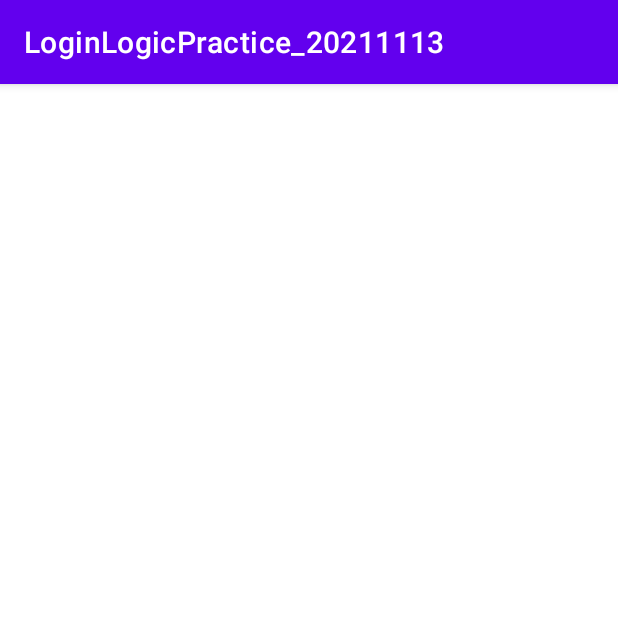
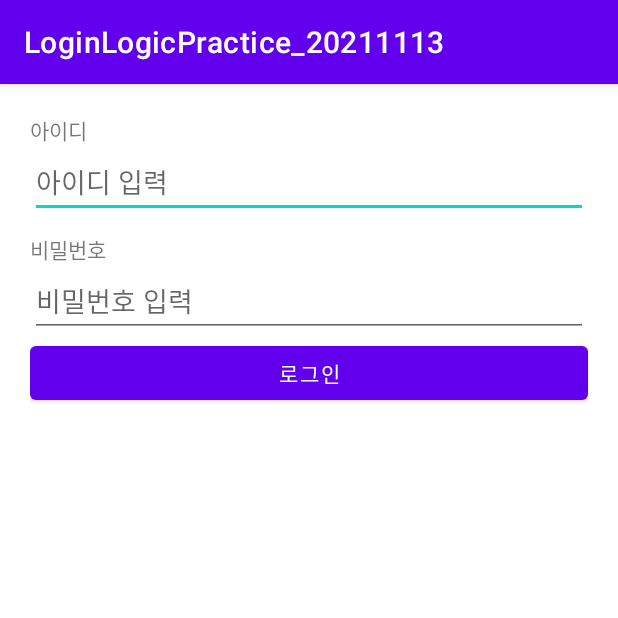
Before and after one commit to nepp-plus/LoginLogicPractice_20211113, an Android app: the screen it shows after launch (MainActivity), on a phone screen of 412 x 824 dp, the top half of it. Run offline under Robolectric (Android 15) with nearby library versions, the phone set to English and light mode, and no system bars.

Commit message:
UI 그리기

```diff
--- a/app/src/main/res/layout/activity_main.xml
+++ b/app/src/main/res/layout/activity_main.xml
@@ -5,7 +5,35 @@
     android:layout_width="match_parent"
     android:layout_height="match_parent"
     android:orientation="vertical"
+    android:padding="20dp"
     tools:context=".MainActivity">
 
+    <TextView
+        android:layout_width="wrap_content"
+        android:layout_height="wrap_content"
+        android:text="아이디" />
+
+    <EditText
+        android:layout_width="match_parent"
+        android:layout_height="wrap_content"
+        android:hint="아이디 입력"
+        android:inputType="textEmailAddress"/>
+
+    <TextView
+        android:layout_width="wrap_content"
+        android:layout_height="wrap_content"
+        android:text="비밀번호"
+        android:layout_marginTop="10dp"/>
+
+    <EditText
+        android:layout_width="match_parent"
+        android:layout_height="wrap_content"
+        android:hint="비밀번호 입력"
+        android:inputType="textPassword"/>
+
+    <Button
+        android:layout_width="match_parent"
+        android:layout_height="wrap_content"
+        android:text="로그인" />
 
 </LinearLayout>
```
